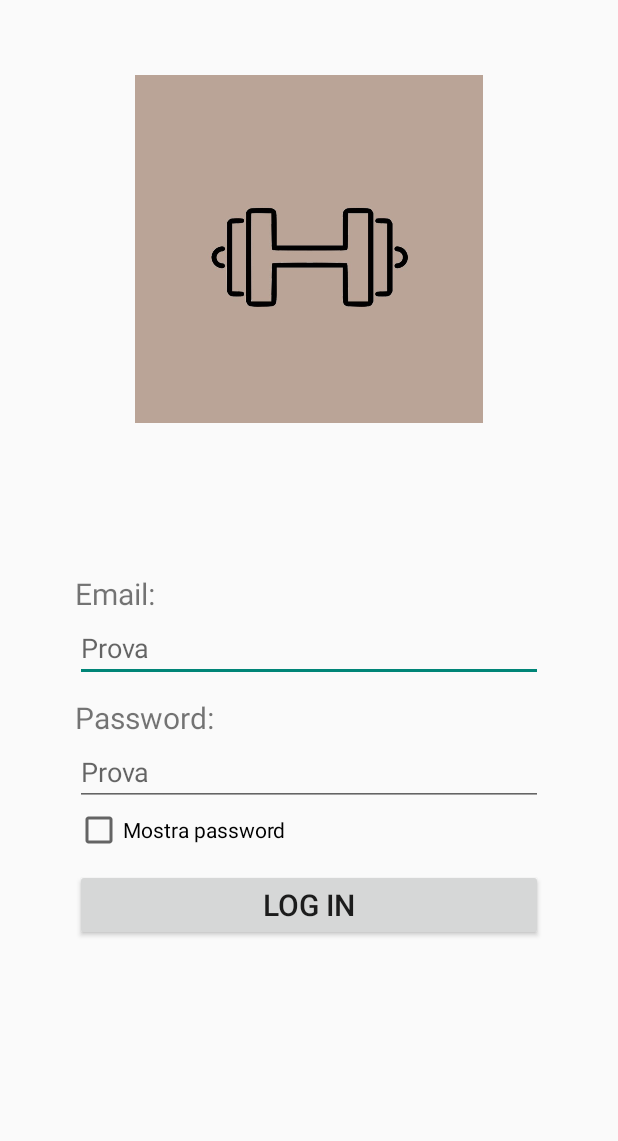
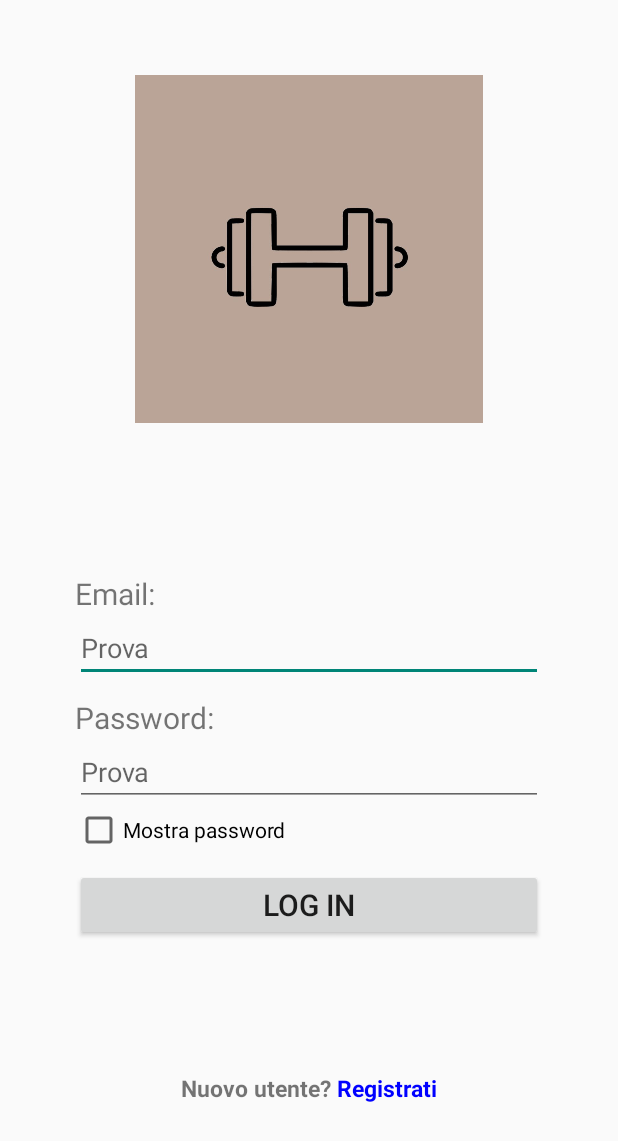
Before and after one commit to Alesatta7/FIT21, an Android app: the StartLogin screen opened directly, with no data from a screen before it, on a phone screen of 412 x 824 dp. Shown: the top 1141 px of the screen. Run offline under Robolectric (Android 15) with nearby library versions, the light colour scheme and no system bars.

Commit message:
aggiunto link registrazione all attività login, funzioni imagebutton

```diff
--- a/app/src/main/java/com/example/formlogin/StartLogin.java
+++ b/app/src/main/java/com/example/formlogin/StartLogin.java
@@ -33,6 +33,7 @@ public class StartLogin extends AppCompatActivity {
         pass = findViewById(R.id.idPass);
         showP = findViewById(R.id.checkbox);
         login = findViewById(R.id.idLog);
+        linkReg = findViewById(R.id.linkReg);
 
         Intent intent = getIntent();
         Serializable object = intent.getSerializableExtra(MainActivity.PERSONA_PATH);
@@ -43,6 +44,14 @@ public class StartLogin extends AppCompatActivity {
         else {
             this.persona = new Persona();
         }
+
+        linkReg.setOnClickListener(new View.OnClickListener() {
+            @Override
+            public void onClick(View v) {
+                Intent cambio = new Intent(StartLogin.this, MainActivity.class);
+                startActivity(cambio);
+            }
+        });
 
 
         login.setOnClickListener(new View.OnClickListener() {
--- a/app/src/main/res/layout/activity_start_login.xml
+++ b/app/src/main/res/layout/activity_start_login.xml
@@ -74,6 +74,28 @@
             android:id="@+id/idLog"
             android:textSize="20dp" />
 
+        <LinearLayout
+            android:layout_width="match_parent"
+            android:orientation="horizontal"
+            android:gravity="center"
+            android:layout_height="match_parent" >
+            <TextView
+                android:layout_width="wrap_content"
+                android:layout_height="wrap_content"
+                android:text="Nuovo utente?"
+                android:textStyle="bold"
+                android:textSize="15dp"/>
+
+            <TextView
+                android:layout_width="wrap_content"
+                android:layout_height="wrap_content"
+                android:textStyle="bold"
+                android:text=" Registrati"
+                android:textColor="#0000FF"
+                android:id="@+id/linkReg"
+                android:textSize="15dp"/>
+        </LinearLayout>
+
     </LinearLayout>
 
 
```
Also changed, not shown: app/src/main/java/com/example/formlogin/ListaEsercizi.java (+6 -4 lines), app/src/main/res/layout/activity_home.xml (+5 -4 lines), app/src/main/res/layout/activity_lista_esercizi.xml (+5 -5 lines).
